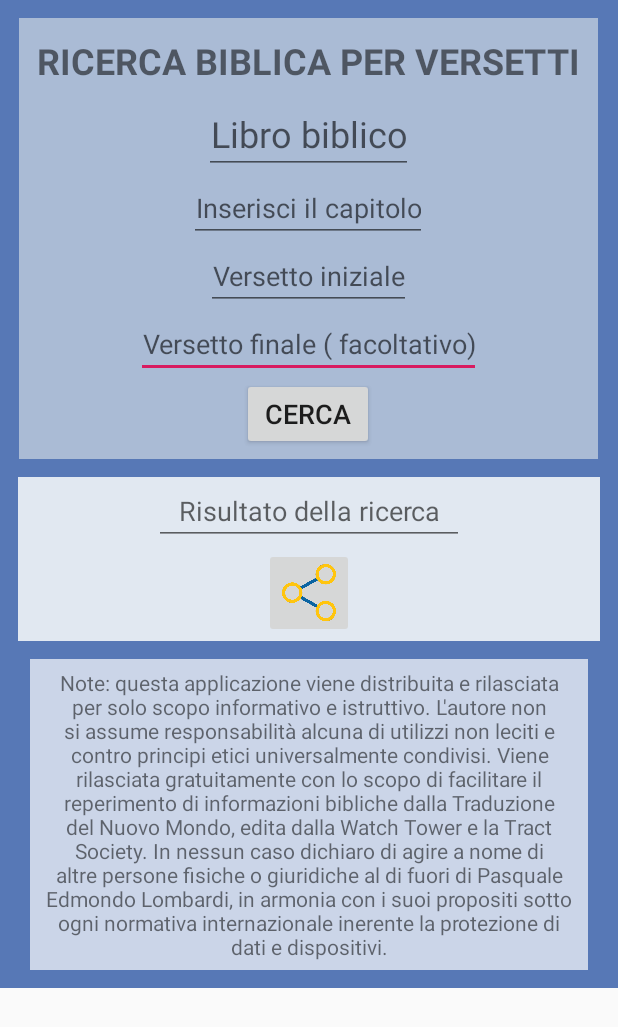
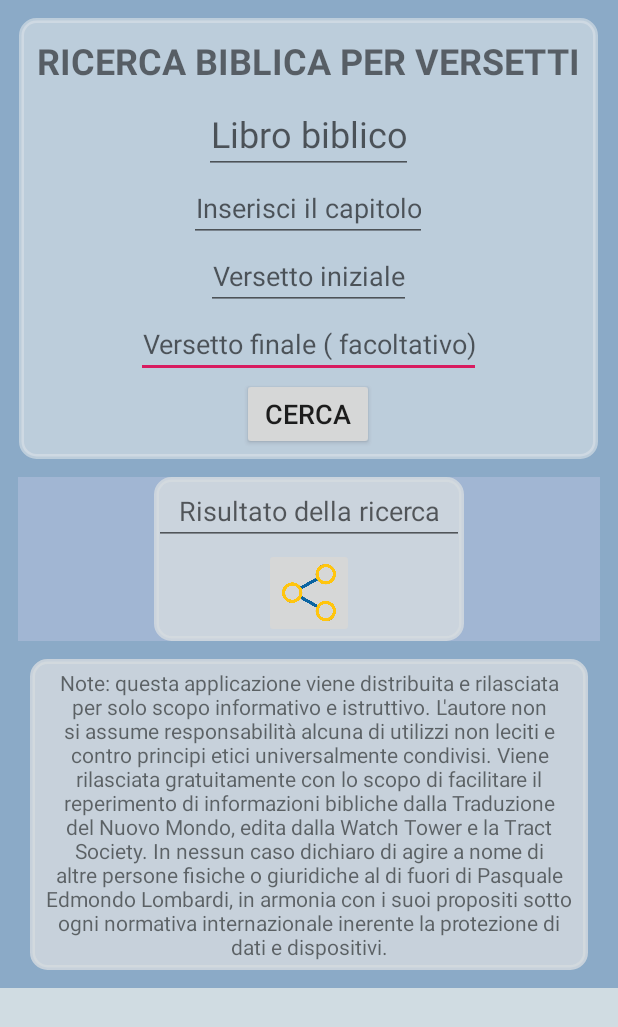
Before and after one commit to Pesach85/I_Tuoi_Versetti, an Android app: the screen it shows after launch (MainActivity), on a phone screen of 412 x 824 dp. Shown: the top 1027 px of the screen. Run offline under Robolectric (Android 15) with nearby library versions, the phone set to English and light mode, and no system bars.

Commit message:
V0021 beta : changed layout style, rounded corners, then, changed some colors

```diff
--- /dev/null
+++ b/app/src/main/res/drawable/corners.xml
@@ -0,0 +1,7 @@
+<?xml version="1.0" encoding="UTF-8"?>
+<shape xmlns:android="http://schemas.android.com/apk/res/android">
+    <solid android:color="#FF8BAAC7"/>
+    <stroke android:width="3dp" android:color="#B1BCBE" />
+    <corners android:radius="10dp"/>
+    <padding android:left="0dp" android:top="0dp" android:right="0dp" android:bottom="0dp" />
+</shape>
--- a/app/src/main/res/layout/content_main.xml
+++ b/app/src/main/res/layout/content_main.xml
@@ -6,13 +6,13 @@
 
 
         android:layout_width="match_parent"
-        android:layout_height="match_parent" android:backgroundTint="#AEFFFFFF" android:fitsSystemWindows="true"
->
+        android:layout_height="match_parent" android:backgroundTint="#D0C7D6DD" android:fitsSystemWindows="true"
+        android:background="#8DA0C4">
     <com.google.android.material.appbar.AppBarLayout
             android:id="@+id/appbar"
 
             android:layout_height="wrap_content"
-            android:layout_width="match_parent" android:background="#5778B6" android:paddingTop="12dp">
+            android:layout_width="match_parent" android:background="#8BAAC7" android:paddingTop="12dp">
         <com.google.android.material.appbar.CollapsingToolbarLayout
                 android:layout_width="match_parent"
                 android:layout_height="match_parent"
@@ -35,6 +35,7 @@
                     android:overScrollMode="never"
                     android:fadeScrollbars="false" android:keepScreenOn="false"
                     android:nestedScrollingEnabled="true"
+                    android:background="@drawable/corners"
                     android:scrollbarAlwaysDrawHorizontalTrack="false"
                     android:scrollbarAlwaysDrawVerticalTrack="false"
                     android:verticalScrollbarPosition="right"
@@ -43,7 +44,7 @@
                     android:requiresFadingEdge="vertical" android:scrollbars="vertical"
                     android:textAlignment="center"
                     android:textDirection="firstStrong" android:foregroundGravity="top|center"
-                    android:layout_gravity="center|top" android:backgroundTint="#A4D9E0E7" android:background="#A1B6D3"
+                    android:layout_gravity="center|top" android:backgroundTint="#A4D9E0E7"
             >
                 <TableLayout
                         android:layout_width="wrap_content"
@@ -207,13 +208,13 @@
             android:layout_width="wrap_content"
             android:layout_height="wrap_content" android:fillViewport="true"
             app:layout_behavior="@string/appbar_scrolling_view_behavior" android:paddingBottom="12dp"
-            android:paddingLeft="12dp" android:paddingRight="12dp" android:background="#5778B6">
+            android:paddingLeft="12dp" android:paddingRight="12dp" android:background="#8BAAC7">
         <TableLayout
                 android:layout_width="match_parent"
                 android:layout_height="wrap_content" android:background="#A1B6D3">
 
             <TableRow android:layout_width="match_parent" android:layout_height="match_parent"
-                      android:background="#AEFFFFFF">
+            >
                 <ScrollView
                         android:layout_width="wrap_content"
                         android:layout_height="wrap_content"
@@ -251,7 +252,8 @@
                                 android:textAlignment="center"
                                 android:textDirection="firstStrong" android:verticalScrollbarPosition="right"
                                 android:gravity="bottom" android:layout_gravity="bottom"
-                                android:foregroundGravity="bottom">
+                                android:foregroundGravity="bottom" android:background="@drawable/corners"
+                                android:backgroundTint="#D0D5DBE0">
                             <TableRow
                                     android:layout_width="wrap_content"
                                     android:layout_height="wrap_content"
@@ -341,7 +343,7 @@
                 </ScrollView>
             </TableRow>
             <TableRow android:layout_width="match_parent" android:layout_height="match_parent"
-                      android:paddingTop="12dp" android:background="#5778B6">
+                      android:paddingTop="12dp" android:background="#8BAAC7">
                 <ScrollView
                         android:layout_width="wrap_content"
                         android:layout_height="wrap_content"
@@ -388,8 +390,9 @@
                                     android:verticalScrollbarPosition="right" android:layout_gravity="bottom"
                                     android:foregroundGravity="bottom" android:layout_weight="0.5"
                                     android:visibility="visible" android:cursorVisible="true"
-                                    android:background="#B0FFFFFF" android:paddingRight="9dp"
-                                    android:paddingLeft="9dp" android:paddingTop="6dp" android:paddingBottom="6dp"/>
+                                    android:background="@drawable/corners" android:paddingRight="9dp"
+                                    android:paddingLeft="9dp" android:paddingTop="6dp" android:paddingBottom="6dp"
+                                    android:backgroundTint="#D0D5DBE0"/>
                         </TableRow>
                     </LinearLayout>
                 </ScrollView>
```
